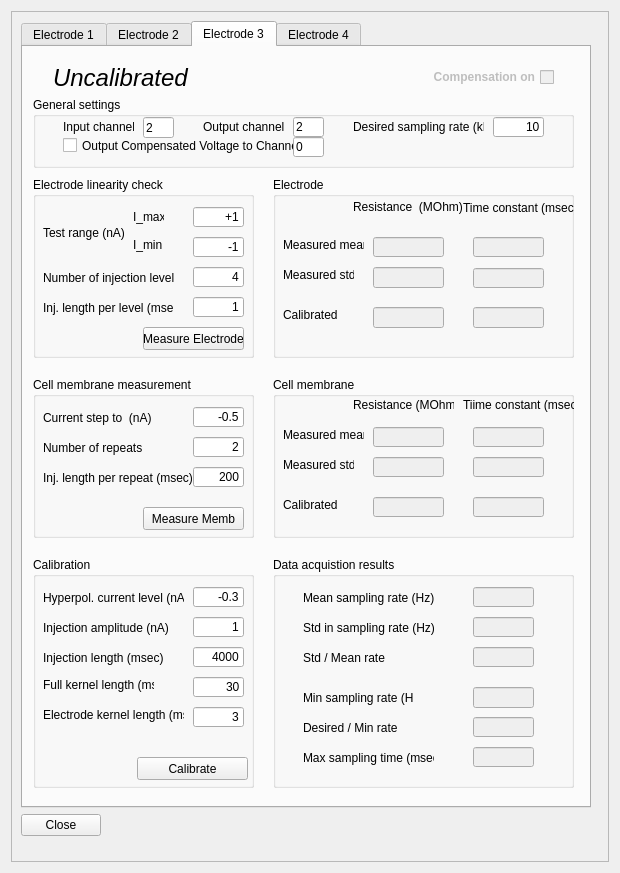
Before: the Qt Designer form src/gui/ElectrodeCompDlg.ui in CompEphys-team/stdpc, drawn with Qt 5.
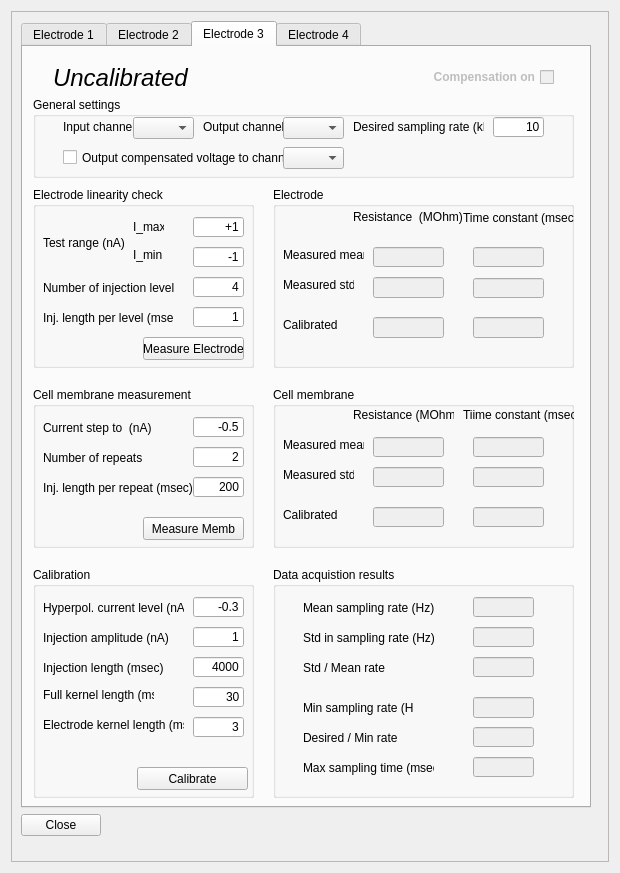
After: the same form once the commit is applied. The open tabs and pages were chosen to show the change.

Commit message: Changed electrode setup channel selection method

```diff
--- a/src/gui/ElectrodeCompDlg.ui
+++ b/src/gui/ElectrodeCompDlg.ui
@@ -2440,7 +2440,7 @@
              <x>10</x>
              <y>50</y>
              <width>541</width>
-             <height>71</height>
+             <height>81</height>
             </rect>
            </property>
            <property name="title">
@@ -2459,22 +2459,6 @@
              <string>Output channel</string>
             </property>
            </widget>
-           <widget class="QLineEdit" name="leGenInChannelNum_3">
-            <property name="geometry">
-             <rect>
-              <x>110</x>
-              <y>20</y>
-              <width>31</width>
-              <height>21</height>
-             </rect>
-            </property>
-            <property name="layoutDirection">
-             <enum>Qt::RightToLeft</enum>
-            </property>
-            <property name="text">
-             <string>2</string>
-            </property>
-           </widget>
            <widget class="QLabel" name="label_57">
             <property name="geometry">
              <rect>
@@ -2488,22 +2472,6 @@
              <string>Input channel</string>
             </property>
            </widget>
-           <widget class="QLineEdit" name="leGenOutChannelNum_3">
-            <property name="geometry">
-             <rect>
-              <x>260</x>
-              <y>20</y>
-              <width>31</width>
-              <height>20</height>
-             </rect>
-            </property>
-            <property name="layoutDirection">
-             <enum>Qt::RightToLeft</enum>
-            </property>
-            <property name="text">
-             <string>2</string>
-            </property>
-           </widget>
            <widget class="QLabel" name="label_58">
             <property name="geometry">
              <rect>
@@ -2537,29 +2505,43 @@
             <property name="geometry">
              <rect>
               <x>30</x>
-              <y>40</y>
-              <width>231</width>
-              <height>17</height>
+              <y>50</y>
+              <width>221</width>
+              <height>21</height>
              </rect>
             </property>
             <property name="text">
-             <string>Output Compensated Voltage to Channel</string>
+             <string>Output compensated voltage to channel</string>
             </property>
            </widget>
-           <widget class="QLineEdit" name="leGenCopyChannelNum_3">
+           <widget class="QComboBox" name="leGenCopyChannelNum_3">
             <property name="geometry">
              <rect>
-              <x>260</x>
-              <y>40</y>
-              <width>31</width>
-              <height>20</height>
+              <x>250</x>
+              <y>50</y>
+              <width>61</width>
+              <height>22</height>
              </rect>
             </property>
-            <property name="layoutDirection">
-             <enum>Qt::RightToLeft</enum>
+           </widget>
+           <widget class="QComboBox" name="leGenOutChannelNum_3">
+            <property name="geometry">
+             <rect>
+              <x>250</x>
+              <y>20</y>
+              <width>61</width>
+              <height>22</height>
+             </rect>
             </property>
-            <property name="text">
-             <string>0</string>
+           </widget>
+           <widget class="QComboBox" name="leGenInChannelNum_3">
+            <property name="geometry">
+             <rect>
+              <x>100</x>
+              <y>20</y>
+              <width>61</width>
+              <height>22</height>
+             </rect>
             </property>
            </widget>
           </widget>
@@ -2567,7 +2549,7 @@
            <property name="geometry">
             <rect>
              <x>250</x>
-             <y>130</y>
+             <y>140</y>
              <width>301</width>
              <height>181</height>
             </rect>
@@ -2741,7 +2723,7 @@
            <property name="geometry">
             <rect>
              <x>250</x>
-             <y>510</y>
+             <y>520</y>
              <width>301</width>
              <height>231</height>
             </rect>
@@ -2931,7 +2913,7 @@
            <property name="geometry">
             <rect>
              <x>10</x>
-             <y>510</y>
+             <y>520</y>
              <width>221</width>
              <height>231</height>
             </rect>
@@ -3108,7 +3090,7 @@
            <property name="geometry">
             <rect>
              <x>250</x>
-             <y>330</y>
+             <y>340</y>
              <width>301</width>
              <height>161</height>
             </rect>
@@ -3285,7 +3267,7 @@
            <property name="geometry">
             <rect>
              <x>10</x>
-             <y>330</y>
+             <y>340</y>
              <width>221</width>
              <height>161</height>
             </rect>
@@ -3401,7 +3383,7 @@
            <property name="geometry">
             <rect>
              <x>10</x>
-             <y>130</y>
+             <y>140</y>
              <width>221</width>
              <height>181</height>
             </rect>
@@ -3525,32 +3507,32 @@
              <set>Qt::AlignRight|Qt::AlignTrailing|Qt::AlignVCenter</set>
             </property>
            </widget>
-          </widget>
-          <widget class="QLabel" name="label_77">
-           <property name="geometry">
-            <rect>
-             <x>110</x>
-             <y>190</y>
-             <width>41</width>
-             <height>16</height>
-            </rect>
-           </property>
-           <property name="text">
-            <string>I_min</string>
-           </property>
-          </widget>
-          <widget class="QLabel" name="label_78">
-           <property name="geometry">
-            <rect>
-             <x>110</x>
-             <y>160</y>
-             <width>31</width>
-             <height>20</height>
-            </rect>
-           </property>
-           <property name="text">
-            <string>I_max</string>
-           </property>
+           <widget class="QLabel" name="label_77">
+            <property name="geometry">
+             <rect>
+              <x>100</x>
+              <y>60</y>
+              <width>41</width>
+              <height>16</height>
+             </rect>
+            </property>
+            <property name="text">
+             <string>I_min</string>
+            </property>
+           </widget>
+           <widget class="QLabel" name="label_78">
+            <property name="geometry">
+             <rect>
+              <x>100</x>
+              <y>30</y>
+              <width>31</width>
+              <height>20</height>
+             </rect>
+            </property>
+            <property name="text">
+             <string>I_max</string>
+            </property>
+           </widget>
           </widget>
          </widget>
          <widget class="QWidget" name="electrode4">
```
Left out of the diff: 286 changed lines with no effect on the pictures. The commit also changes 3 other files.
